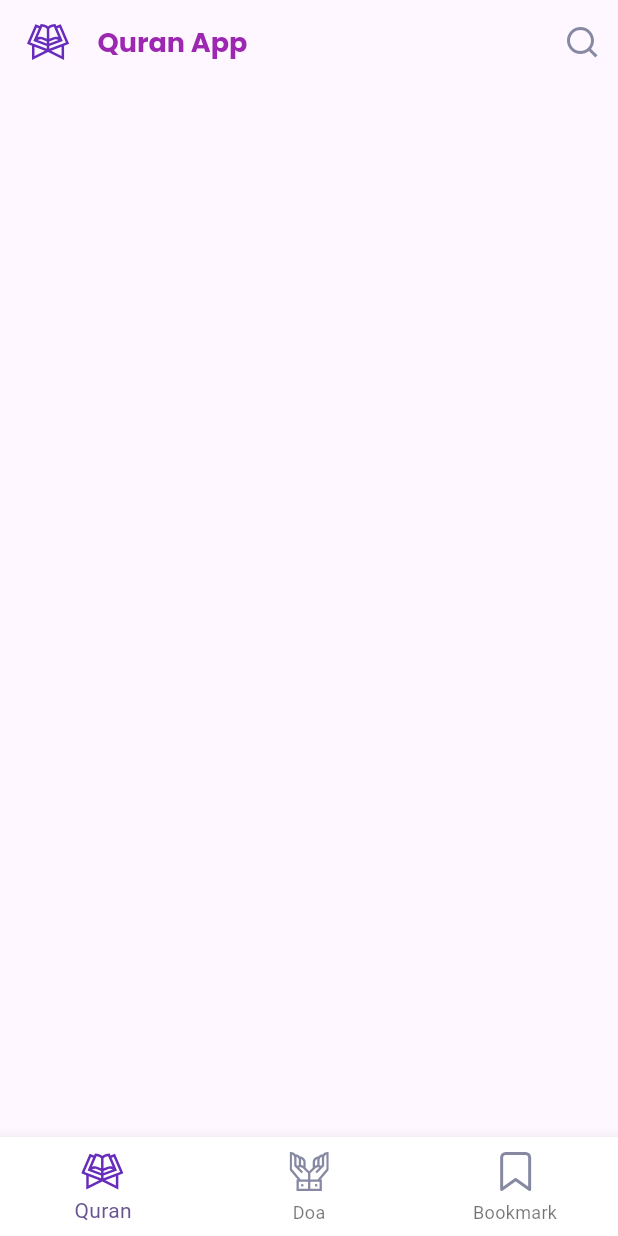
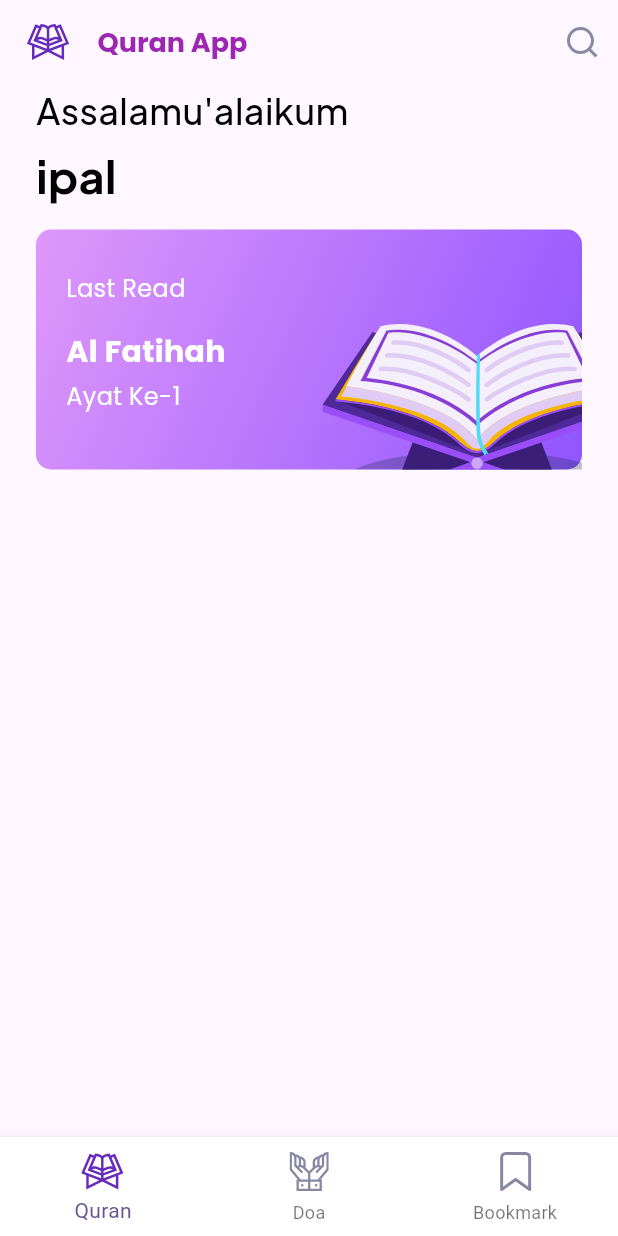
Before and after one commit to petelpop/quran_flutter, a Flutter app: the Homescreen screen opened directly, on a phone screen of 412 x 824 dp. Run offline on Flutter 3.47's test engine with Material 3 defaults, Android fonts, the phone set to English and light mode, and no system bars; our stand-ins replace flutter_svg, google_fonts.

```diff
--- a/lib/view/homescreen.dart
+++ b/lib/view/homescreen.dart
@@ -10,9 +10,94 @@ class Homescreen extends StatelessWidget {
     return Scaffold(
       appBar: _appBar(),
       bottomNavigationBar: _bottomNavigationBar(),
-
+      body: DefaultTabController(length: 4,
+          child: Padding(padding: EdgeInsets.symmetric(horizontal: 24),
+              child: NestedScrollView(
+              headerSliverBuilder: (BuildContext context, bool innerBoxisScrolled) => [
+                SliverToBoxAdapter(
+                  child: _salam(),
+                ),
+                SliverAppBar(
+                  automaticallyImplyLeading: false,
+                )
+              ],
+              body: TabBarView(
+                children: []
+                )
+                ),
+                )
+                ),
     );
   }
+
+  Column _salam() => Column(
+      crossAxisAlignment: CrossAxisAlignment.start,
+      children: [
+        Text('Assalamu\'alaikum',
+        style: GoogleFonts.plusJakartaSans(
+          color: Colors.black,
+          fontWeight: FontWeight.w500,
+          fontSize: 24
+        ),),
+        SizedBox(height: 5,),
+        Text('ipal',
+        style: GoogleFonts.plusJakartaSans(
+          color: Colors.black,
+          fontWeight: FontWeight.bold,
+          fontSize: 30
+        ),),
+        SizedBox(height: 15),
+        _lastRead()
+      ],
+  ) ;
+
+  Stack _lastRead() => Stack(
+    children: [
+      Container(
+        height: 160,
+        decoration: BoxDecoration(
+          borderRadius: BorderRadius.circular(10),
+          gradient: const LinearGradient(
+            colors: [Color(0xFFDF98FA), Color(0xFF9055FF)],
+            begin: Alignment.topLeft,
+            end: Alignment.bottomRight
+          )
+        ),
+      ),
+      Positioned(
+        bottom: 0,
+        right: 0,
+        child: SvgPicture.asset('assets/svg/quran_banner.svg'),
+      ),
+      Padding(padding: EdgeInsets.all(20),
+      child:  Column(
+        crossAxisAlignment: CrossAxisAlignment.start,
+        children: [
+          SizedBox(height: 8),
+          Text('Last Read',
+          style: GoogleFonts.poppins(
+            color: Colors.white,
+            fontSize: 16,
+          ),
+          ),
+          SizedBox(height: 16),
+          Text('Al Fatihah',
+          style: GoogleFonts.poppins(
+            color: Colors.white,
+            fontSize: 20,
+            fontWeight: FontWeight.bold
+          ),
+          ),
+          SizedBox(height: 4),
+          Text('Ayat Ke-1',
+          style: GoogleFonts.poppins(
+            color: Colors.white,
+            fontSize: 16
+          ))
+        ],
+      ),)
+    ],
+  );
 
   AppBar _appBar() => AppBar(
           title: Row(
```
